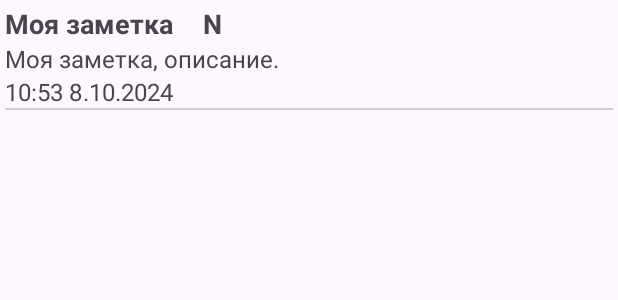
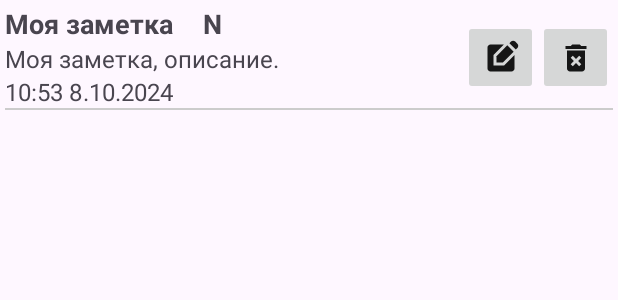
Before and after one commit to IgorNe/TodoList, an Android app: the layout item_data.xml on its own in the app's theme, with its tools: preview values and no code run, on a phone screen of 412 x 824 dp. Shown: the top 300 px of the screen. Run offline under Robolectric (Android 15) with nearby library versions, the phone set to English and light mode, and no system bars.

Commit message:
add item delete button

```diff
--- a/app/src/main/java/com/example/todolist/domain/models/ListFragmentViewModel.kt
+++ b/app/src/main/java/com/example/todolist/domain/models/ListFragmentViewModel.kt
@@ -35,7 +35,9 @@ class ListFragmentViewModel(val dataBaseRepository: DataBaseRepository) :ViewMod
         _notes.value = v*/
     }
 
-
+    fun deleteNote(note: Note) {
+        println(note.id.toString() + ">>>>>>>>>>>>>>>>>>>>>")
+    }
 
 
 }
--- a/app/src/main/res/layout/item_data.xml
+++ b/app/src/main/res/layout/item_data.xml
@@ -55,6 +55,35 @@
         android:layout_height="1dp"
         android:background="#CCCCCC"
         app:layout_constraintTop_toBottomOf="@id/tv_creation_time"/>
+    <LinearLayout
+        android:layout_width="100dp"
+        android:layout_height="wrap_content"
+        android:orientation="horizontal"
+        android:elevation="0dp"
+        app:layout_constraintEnd_toEndOf="parent"
+        app:layout_constraintTop_toTopOf="parent"
+        app:layout_constraintBottom_toBottomOf="parent">
+        <ImageButton
+            android:id="@+id/img_btn_edit"
+            android:layout_width="50dp"
+            android:layout_height="50dp"
+            android:src="@drawable/baseline_edit_square_24"
+            app:layout_constraintEnd_toStartOf="@id/img_btn_delete"
+            app:layout_constraintTop_toTopOf="parent"
+            app:layout_constraintBottom_toBottomOf="parent"/>
+        <ImageButton
+            android:id="@+id/img_btn_delete"
+            android:layout_width="50dp"
+            android:layout_height="50dp"
+            android:src="@drawable/baseline_delete_forever_24"
+            app:layout_constraintEnd_toEndOf="parent"
+            app:layout_constraintTop_toTopOf="parent"
+            android:layout_marginEnd="5dp"
+            app:layout_constraintBottom_toBottomOf="parent"/>
+    </LinearLayout>
+
+
+
 
 
 </androidx.constraintlayout.widget.ConstraintLayout>
```
Also changed, not shown: app/src/main/java/com/example/todolist/presentation/adapters/ListFragmentRecyclerViewAdapter.kt (+11 -2 lines), app/src/main/java/com/example/todolist/presentation/fragments/ListFragment.kt (+8 -1 lines).
